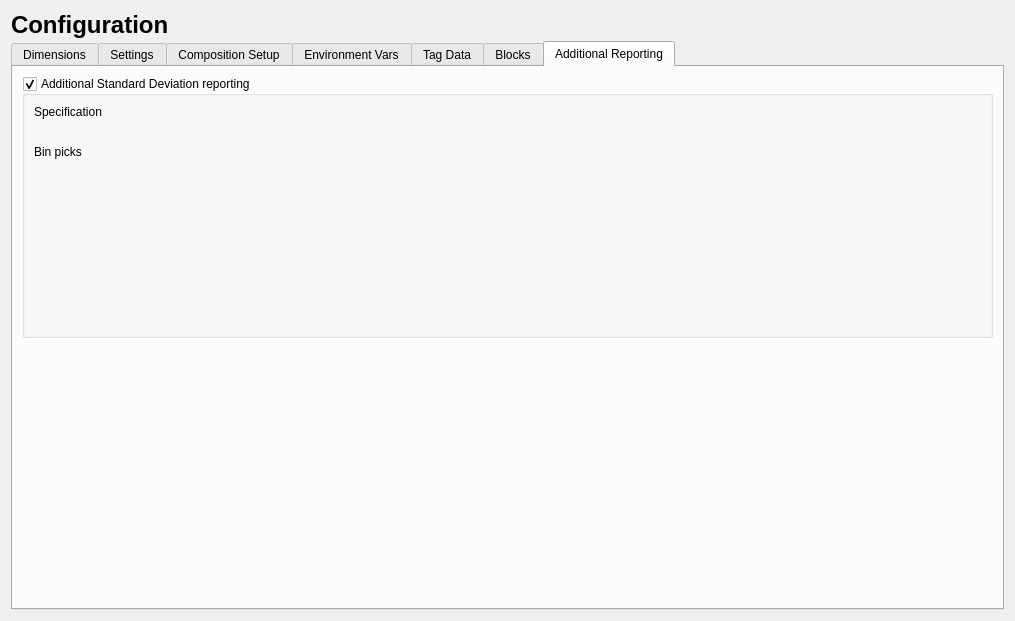
First picture: the form in src/data_widget.ui, repository nmfs-ost/ss3-ssi, before the edit.
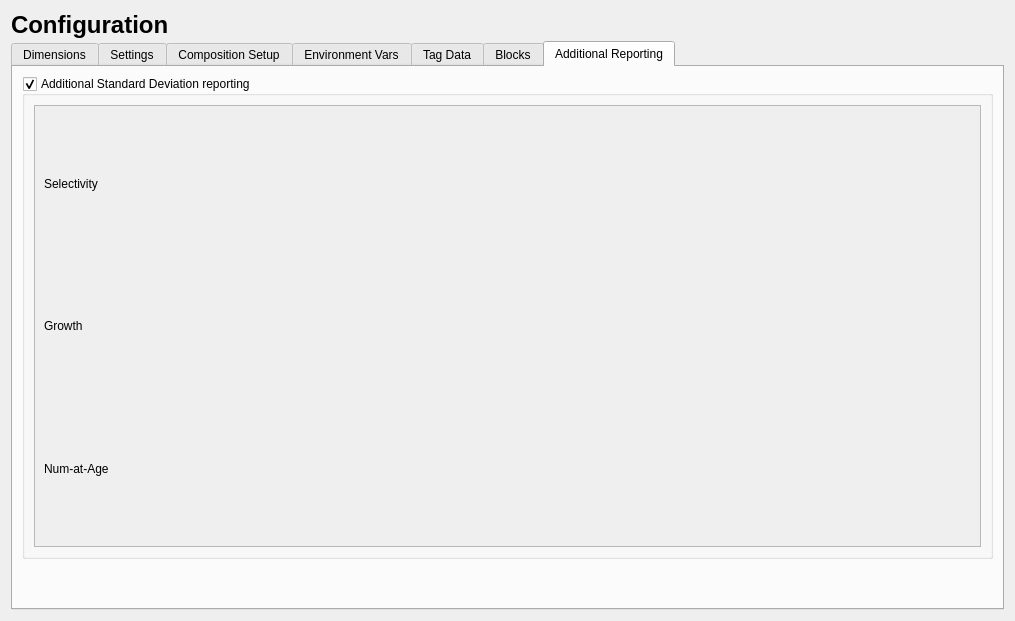
Second picture: the form after the edit. The open tabs and pages were chosen to show the change. Icons and pictures are not drawn.

Commit message: reconfigured additional sd reporting (ctrl file - data widget)

Diff of the .ui file:
```diff
--- a/src/data_widget.ui
+++ b/src/data_widget.ui
@@ -2131,22 +2131,74 @@
          </property>
          <layout class="QVBoxLayout" name="verticalLayout_10">
           <item>
-           <layout class="QGridLayout" name="gridLayout">
-            <item row="0" column="0">
-             <widget class="QLabel" name="label_add_sd_spec">
-              <property name="text">
-               <string>Specification</string>
-              </property>
-             </widget>
-            </item>
-            <item row="3" column="0">
-             <widget class="QLabel" name="label_add_sd_bins">
+           <widget class="QScrollArea" name="scrollArea_add_sd_reporting">
+            <property name="minimumSize">
+             <size>
+              <width>500</width>
+              <height>250</height>
+             </size>
+            </property>
+            <property name="widgetResizable">
+             <bool>true</bool>
+            </property>
+            <widget class="QWidget" name="scrollAreaWidgetContents_add_sd">
+             <property name="geometry">
+              <rect>
+               <x>0</x>
+               <y>0</y>
+               <width>927</width>
+               <height>383</height>
+              </rect>
+             </property>
+             <layout class="QVBoxLayout" name="verticalLayout_19">
+              <item>
+               <layout class="QGridLayout" name="gridLayout_add_sd">
+                <item row="1" column="0">
+                 <widget class="QLabel" name="label_add_sd_growth">
+                  <property name="minimumSize">
+                   <size>
+                    <width>80</width>
+                    <height>22</height>
+                   </size>
+                  </property>
               <property name="text">
-               <string>Bin picks</string>
+                   <string>Growth</string>
               </property>
              </widget>
             </item>
             <item row="2" column="1">
+                 <layout class="QVBoxLayout" name="verticalLayout_add_sd_NatAge"/>
+                </item>
+                <item row="0" column="0">
+                 <widget class="QLabel" name="label_add_sd_selex">
+                  <property name="minimumSize">
+                   <size>
+                    <width>80</width>
+                    <height>22</height>
+                   </size>
+                  </property>
+                  <property name="text">
+                   <string>Selectivity</string>
+                  </property>
+                 </widget>
+                </item>
+                <item row="2" column="0">
+                 <widget class="QLabel" name="label_add_sd_NatAge">
+                  <property name="minimumSize">
+                   <size>
+                    <width>80</width>
+                    <height>22</height>
+                   </size>
+                  </property>
+                  <property name="text">
+                   <string>Num-at-Age</string>
+                  </property>
+                 </widget>
+                </item>
+                <item row="2" column="2">
+                 <layout class="QVBoxLayout" name="verticalLayout_add_sd_NatAge_ages"/>
+                </item>
+                <item row="1" column="3">
              <spacer name="horizontalSpacer_add_sd">
               <property name="orientation">
                <enum>Qt::Horizontal</enum>
@@ -2159,27 +2211,12 @@
               </property>
              </spacer>
             </item>
-            <item row="4" column="0" colspan="2">
-             <layout class="QVBoxLayout" name="verticalLayout_add_sd_bins"/>
-            </item>
-            <item row="1" column="0" colspan="2">
-             <layout class="QVBoxLayout" name="verticalLayout_add_sd_spec"/>
-            </item>
-           </layout>
+               </layout>
+              </item>
+             </layout>
+            </widget>
+           </widget>
           </item>
-          <item>
-           <spacer name="verticalSpacer">
-            <property name="orientation">
-             <enum>Qt::Vertical</enum>
-            </property>
-            <property name="sizeHint" stdset="0">
-             <size>
-              <width>20</width>
-              <height>40</height>
-             </size>
-            </property>
-           </spacer>
-          </item>
          </layout>
         </widget>
        </item>
@@ -2188,6 +2225,9 @@
          <property name="orientation">
           <enum>Qt::Vertical</enum>
          </property>
+         <property name="sizeType">
+          <enum>QSizePolicy::Minimum</enum>
+         </property>
          <property name="sizeHint" stdset="0">
           <size>
            <width>20</width>
```
Left out of the diff: 22 changed lines with no effect on the pictures. Lines whose indentation alone changed are shown as unchanged. The commit also changes 12 other files.
